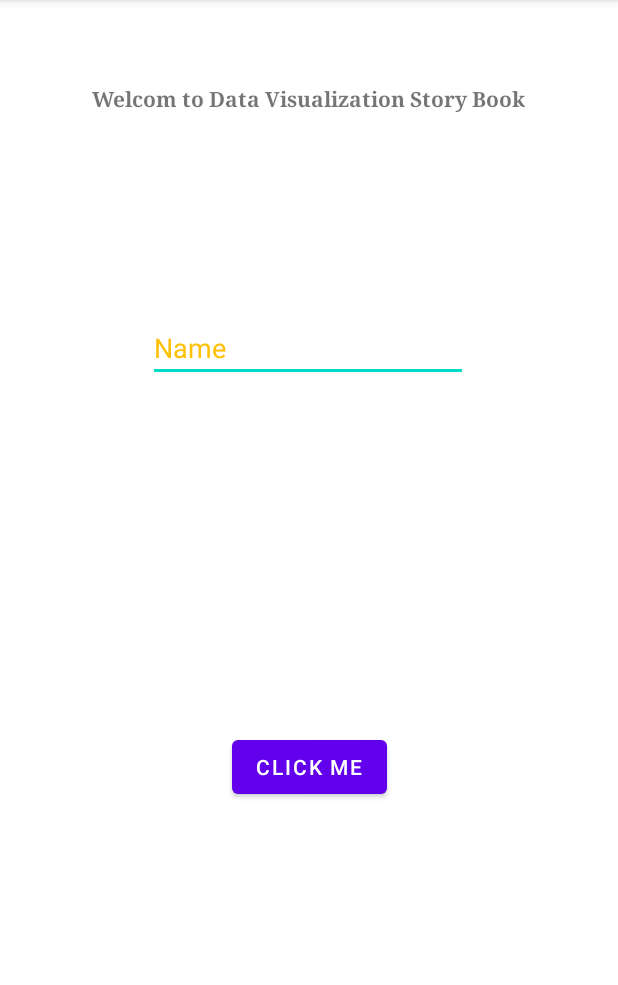
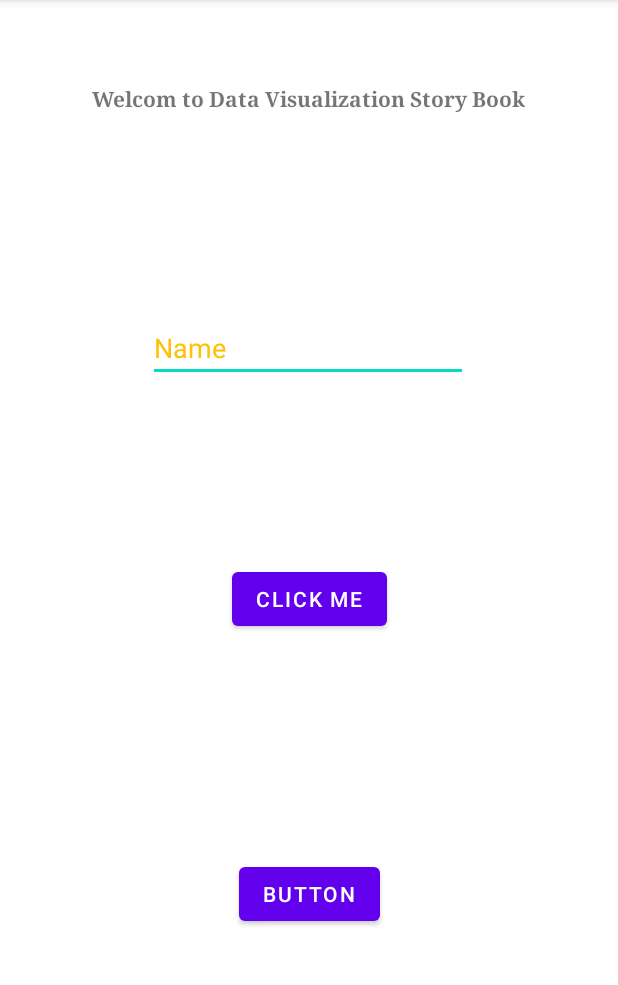
Before and after one commit to abuu94/Taost-Message, an Android app: the screen it shows after launch (MainActivity), on a phone screen of 412 x 824 dp, the part 84-1069 px from its top. Run offline under Robolectric (Android 15) with nearby library versions, the phone set to English and light mode, and no system bars.

Commit message:
Second Commit

```diff
--- a/app/src/main/AndroidManifest.xml
+++ b/app/src/main/AndroidManifest.xml
@@ -9,6 +9,7 @@
         android:roundIcon="@mipmap/ic_launcher_round"
         android:supportsRtl="true"
         android:theme="@style/Theme.MyApplication">
+        <activity android:name=".FilterActivity"></activity>
         <activity android:name=".MainActivity">
             <intent-filter>
                 <action android:name="android.intent.action.MAIN" />
--- a/app/src/main/res/layout/activity_main.xml
+++ b/app/src/main/res/layout/activity_main.xml
@@ -32,7 +32,8 @@
         app:layout_constraintBottom_toBottomOf="parent"
         app:layout_constraintEnd_toEndOf="parent"
         app:layout_constraintStart_toStartOf="parent"
-        app:layout_constraintTop_toBottomOf="@+id/edtName" />
+        app:layout_constraintTop_toBottomOf="@+id/edtName"
+        app:layout_constraintVertical_bias="0.259" />
 
     <EditText
         android:id="@+id/edtName"
@@ -51,4 +52,14 @@
         app:layout_constraintVertical_bias="0.29"
         android:importantForAutofill="no" />
 
+    <Button
+        android:id="@+id/button"
+        android:layout_width="wrap_content"
+        android:layout_height="wrap_content"
+        android:text="Button"
+        app:layout_constraintBottom_toBottomOf="parent"
+        app:layout_constraintEnd_toEndOf="parent"
+        app:layout_constraintStart_toStartOf="parent"
+        app:layout_constraintTop_toBottomOf="@+id/btn_ClickMe" />
+
 </androidx.constraintlayout.widget.ConstraintLayout>
```
Also changed, not shown: app/src/main/java/com/example/myapplication/FilterActivity.java (added, +14 -0 lines), app/src/main/res/layout/activity_filter.xml (added, +9 -0 lines).
